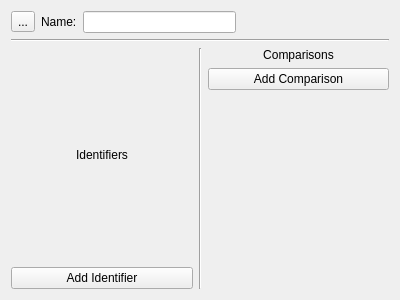
pcdshub/atef, file atef/ui/id_and_comp.ui: the form before one commit.
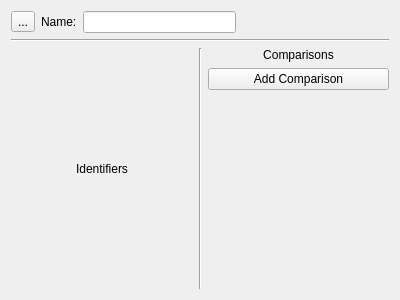
The form after the commit.

Commit message: ENH: use a QListWidget and a multiline dialog to edit PV lists

What changed in the file:
```diff
--- a/atef/ui/id_and_comp.ui
+++ b/atef/ui/id_and_comp.ui
@@ -92,13 +92,6 @@
         <item>
          <layout class="QVBoxLayout" name="id_content"/>
         </item>
-        <item>
-         <widget class="QPushButton" name="add_id_button">
-          <property name="text">
-           <string>Add Identifier</string>
-          </property>
-         </widget>
-        </item>
        </layout>
       </widget>
      </item>
```
The commit also changes 1 other file.
